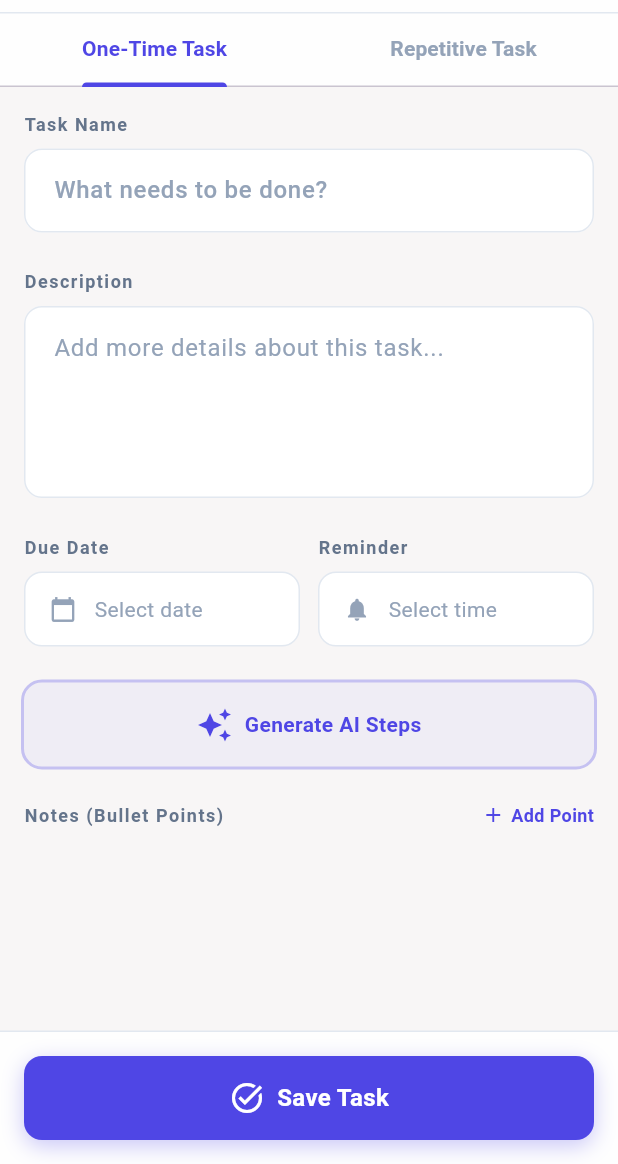
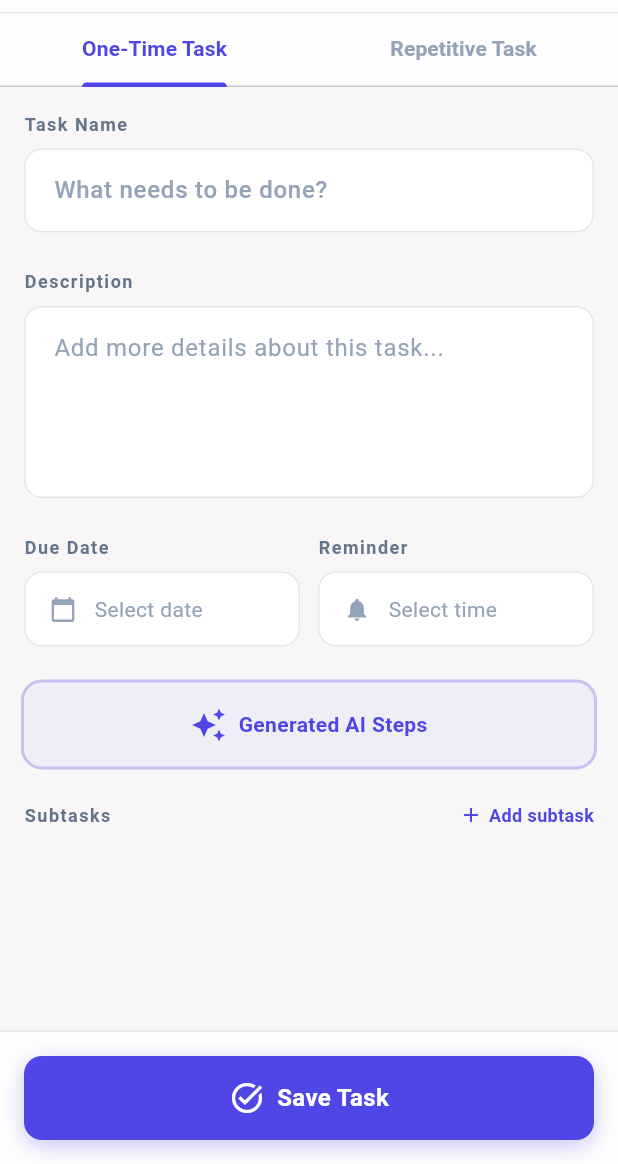
Before and after one commit to ag597482/todone_frontend, a Flutter app: the CreateTaskScreen screen opened by its route, on a phone screen of 412 x 824 dp, the part 72-1236 px from its top. Run offline on Flutter 3.47's test engine with Material 3 defaults, Android fonts, the phone set to English and light mode, and no system bars; our stand-ins replace shared_preferences; accounts and stored records are empty.

Commit message:
added subtask logic

```diff
--- a/lib/core/constants/app_strings.dart
+++ b/lib/core/constants/app_strings.dart
@@ -83,9 +83,12 @@ class AppStrings {
   static const String descriptionPlaceholder = 'Add more details about this task...';
   static const String dueDate = 'Due Date';
   static const String reminder = 'Reminder';
-  static const String generateAISteps = 'Generate AI Steps';
+  static const String generateAISteps = 'Generated AI Steps';
   static const String notesLabel = 'Notes (Bullet Points)';
   static const String addPoint = 'Add Point';
+  static const String subtasksLabel = 'Subtasks';
+  static const String addSubtask = 'Add subtask';
+  static const String subtaskHint = 'Subtask...';
   static const String saveTask = 'Save Task';
   static const String startDate = 'Start Date';
   static const String endDate = 'End Date';
--- a/lib/features/task/screens/create_task_screen.dart
+++ b/lib/features/task/screens/create_task_screen.dart
@@ -69,6 +69,7 @@ class _CreateTaskScreenState extends State<CreateTaskScreen>
       name: payload['name'] as String,
       description: payload['description'] as String,
       dueDate: payload['dueDate'] as String,
+      meta: payload['meta'] as Map<String, dynamic>?,
     );
 
     if (!mounted) return;
--- a/lib/features/task/widgets/one_time_task_form.dart
+++ b/lib/features/task/widgets/one_time_task_form.dart
@@ -15,18 +15,29 @@ class OneTimeTaskFormState extends State<OneTimeTaskForm> {
   DateTime? _selectedDate;
   TimeOfDay? _selectedTime;
 
-  /// Returns task payload for API: name, description, dueDate (yyyy-MM-dd), or null if invalid.
+  /// Returns task payload for API: name, description, dueDate (yyyy-MM-dd), meta.steps (if any), or null if invalid.
   Map<String, dynamic>? getTaskPayload() {
     final name = _taskNameController.text.trim();
     if (name.isEmpty || _selectedDate == null) return null;
     final d = _selectedDate!;
     final dueDate =
         '${d.year}-${d.month.toString().padLeft(2, '0')}-${d.day.toString().padLeft(2, '0')}';
-    return {
+    final steps = <Map<String, dynamic>>[];
+    for (var i = 0; i < _notesControllers.length; i++) {
+      final value = _notesControllers[i].text.trim();
+      if (value.isNotEmpty) {
+        steps.add({'value': value, 'completed': false});
+      }
+    }
+    final payload = <String, dynamic>{
       'name': name,
       'description': _descriptionController.text.trim(),
       'dueDate': dueDate,
     };
+    if (steps.isNotEmpty) {
+      payload['meta'] = {'steps': steps};
+    }
+    return payload;
   }
 
   @override
@@ -330,7 +341,7 @@ class OneTimeTaskFormState extends State<OneTimeTaskForm> {
             ),
           ),
           const SizedBox(height: 24),
-          // Notes Section
+          // Subtasks Section (sent as meta.steps in POST /api/tasks)
           Column(
             crossAxisAlignment: CrossAxisAlignment.start,
             children: [
@@ -338,7 +349,7 @@ class OneTimeTaskFormState extends State<OneTimeTaskForm> {
                 mainAxisAlignment: MainAxisAlignment.spaceBetween,
                 children: [
                   Text(
-                    AppStrings.notesLabel,
+                    AppStrings.subtasksLabel,
                     style: TextStyle(
                       fontSize: 12,
                       fontWeight: FontWeight.bold,
@@ -357,7 +368,7 @@ class OneTimeTaskFormState extends State<OneTimeTaskForm> {
                         ),
                         const SizedBox(width: 4),
                         Text(
-                          AppStrings.addPoint,
+                          AppStrings.addSubtask,
                           style: const TextStyle(
                             fontSize: 12,
                             fontWeight: FontWeight.bold,
@@ -392,7 +403,7 @@ class OneTimeTaskFormState extends State<OneTimeTaskForm> {
                           child: TextField(
                             controller: _notesControllers[index],
                             decoration: InputDecoration(
-                              hintText: 'Sub-point...',
+                              hintText: AppStrings.subtaskHint,
                               border: InputBorder.none,
                               enabledBorder: UnderlineInputBorder(
                                 borderSide: BorderSide(
```
